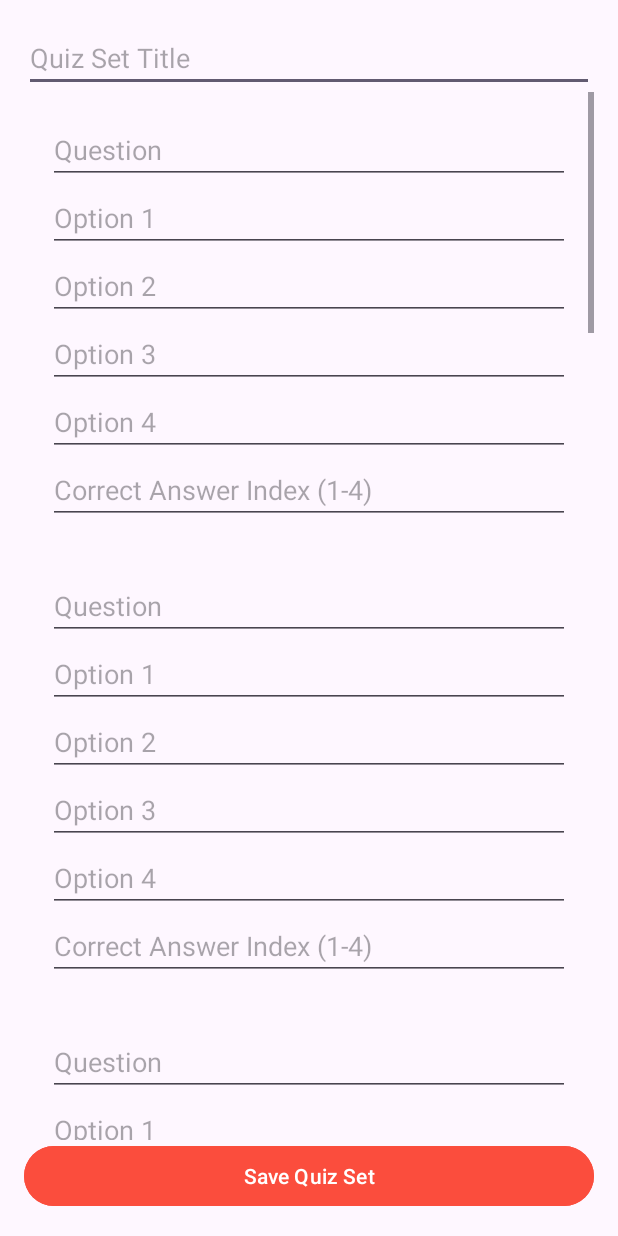
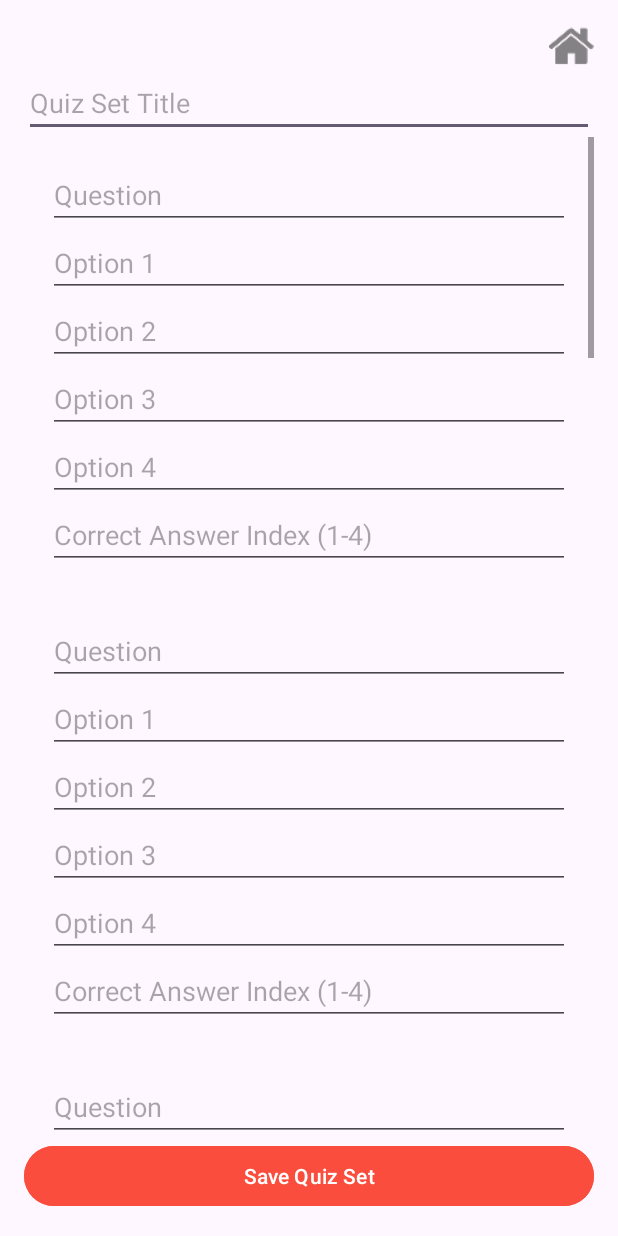
Before and after one commit to natalie2nguyen/SquishQuiz, an Android app: the CreateQuizSetActivity screen opened directly, with no data from a screen before it, on a phone screen of 412 x 824 dp. Run offline under Robolectric (Android 15) with nearby library versions, the phone set to English and light mode, and no system bars.

Commit message:
added home button to create quiz page

```diff
--- a/app/src/main/java/com/example/squishquiz/CreateQuizSetActivity.java
+++ b/app/src/main/java/com/example/squishquiz/CreateQuizSetActivity.java
@@ -1,10 +1,12 @@
 package com.example.squishquiz;
 
+import android.content.Intent;
 import android.content.SharedPreferences;
 import android.os.Bundle;
 import android.view.View;
 import android.widget.Button;
 import android.widget.EditText;
+import android.widget.ImageView;
 import android.widget.LinearLayout;
 
 import androidx.appcompat.app.AppCompatActivity;
@@ -18,6 +20,8 @@ public class CreateQuizSetActivity extends AppCompatActivity {
     private EditText titleEditText;
     private List<Question> questions;
     private LinearLayout questionContainer;
+
+    ImageView homeIcon;
 
     @Override
     protected void onCreate(Bundle savedInstanceState) {
@@ -52,6 +56,15 @@ public class CreateQuizSetActivity extends AppCompatActivity {
             @Override
             public void onClick(View v) {
                 saveQuizSet();
+            }
+        });
+
+        homeIcon = findViewById(R.id.homeIcon);
+        homeIcon.setOnClickListener(new View.OnClickListener() {
+            @Override
+            public void onClick(View v) {
+                Intent goHome = new Intent(CreateQuizSetActivity.this, HomeScreen.class);
+                startActivity(goHome);
             }
         });
     }
--- a/app/src/main/res/layout/activity_cities_quiz.xml
+++ b/app/src/main/res/layout/activity_cities_quiz.xml
@@ -22,8 +22,8 @@
 
         <ImageView
             android:id="@+id/goHome"
-            android:layout_width="48dp"
-            android:layout_height="48dp"
+            android:layout_width="30dp"
+            android:layout_height="30dp"
             android:layout_alignParentEnd="true"
             android:contentDescription="@string/go_home"
             android:onClick="goHome"
--- a/app/src/main/res/layout/activity_countries_quiz.xml
+++ b/app/src/main/res/layout/activity_countries_quiz.xml
@@ -94,8 +94,8 @@
 
     <ImageView
         android:id="@+id/goHome"
-        android:layout_width="48dp"
-        android:layout_height="48dp"
+        android:layout_width="30dp"
+        android:layout_height="30dp"
         android:layout_marginTop="16dp"
         android:onClick="goHome"
         android:contentDescription="@string/go_home"
--- a/app/src/main/res/layout/activity_create_quiz_set.xml
+++ b/app/src/main/res/layout/activity_create_quiz_set.xml
@@ -1,9 +1,21 @@
 <?xml version="1.0" encoding="utf-8"?>
+
 <LinearLayout xmlns:android="http://schemas.android.com/apk/res/android"
     android:layout_width="match_parent"
     android:layout_height="match_parent"
     android:orientation="vertical"
     android:padding="16dp">
+
+    <RelativeLayout
+        android:layout_width="match_parent"
+        android:layout_height="30dp">
+        <ImageView
+            android:id="@+id/homeIcon"
+            android:layout_width="30dp"
+            android:layout_height="30dp"
+            android:src="@drawable/home_icon"
+            android:layout_alignParentEnd="true"/>
+    </RelativeLayout>
 
     <EditText
         android:id="@+id/titleEditText"
@@ -11,7 +23,6 @@
         android:layout_height="wrap_content"
         android:hint="Quiz Set Title"
         android:inputType="text" />
-
     <ScrollView
         android:layout_width="match_parent"
         android:layout_height="0dp"
--- a/app/src/main/res/layout/activity_food_quiz.xml
+++ b/app/src/main/res/layout/activity_food_quiz.xml
@@ -82,8 +82,8 @@
 
     <ImageView
         android:id="@+id/goHome"
-        android:layout_width="48dp"
-        android:layout_height="48dp"
+        android:layout_width="30dp"
+        android:layout_height="30dp"
         android:layout_marginTop="16dp"
         android:onClick="goHome"
         android:contentDescription="@string/go_home"
--- a/app/src/main/res/layout/activity_general_quiz.xml
+++ b/app/src/main/res/layout/activity_general_quiz.xml
@@ -92,8 +92,8 @@
 
     <ImageView
         android:id="@+id/goHome"
-        android:layout_width="48dp"
-        android:layout_height="48dp"
+        android:layout_width="30dp"
+        android:layout_height="30dp"
         android:layout_marginTop="16dp"
         android:onClick="goHome"
         android:contentDescription="@string/go_home"
--- a/app/src/main/res/layout/activity_my_sets.xml
+++ b/app/src/main/res/layout/activity_my_sets.xml
@@ -21,8 +21,8 @@
 
         <ImageView
             android:id="@+id/goHome"
-            android:layout_width="48dp"
-            android:layout_height="48dp"
+            android:layout_width="30dp"
+            android:layout_height="30dp"
             android:layout_alignParentEnd="true"
             android:contentDescription="@string/go_home"
             android:onClick="goHome"
--- a/app/src/main/res/layout/activity_quiz.xml
+++ b/app/src/main/res/layout/activity_quiz.xml
@@ -23,8 +23,8 @@
 
         <ImageView
             android:id="@+id/goHome"
-            android:layout_width="48dp"
-            android:layout_height="48dp"
+            android:layout_width="30dp"
+            android:layout_height="30dp"
             android:layout_alignParentEnd="true"
             android:contentDescription="@string/go_home"
             android:onClick="goHome"
```
